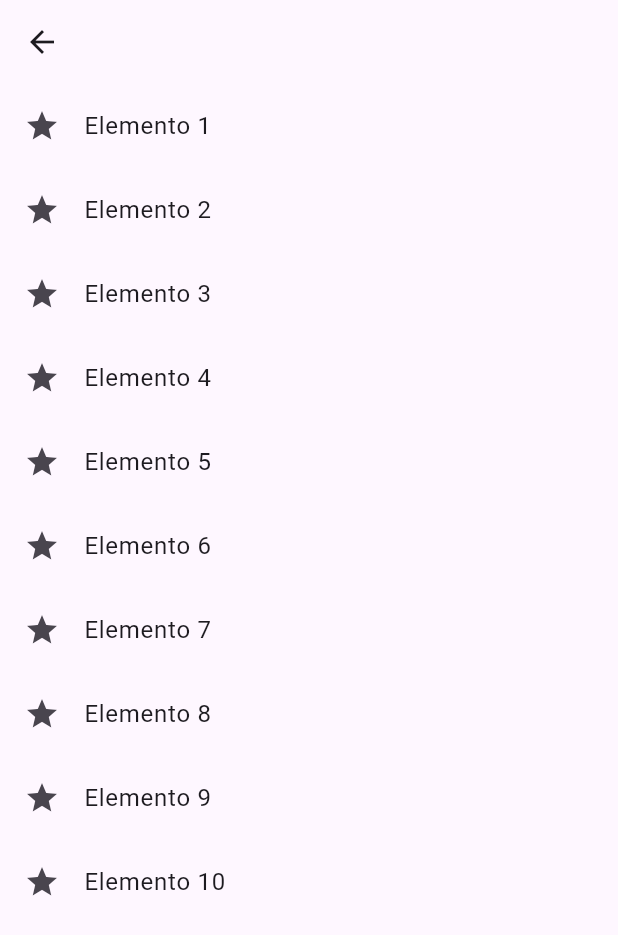
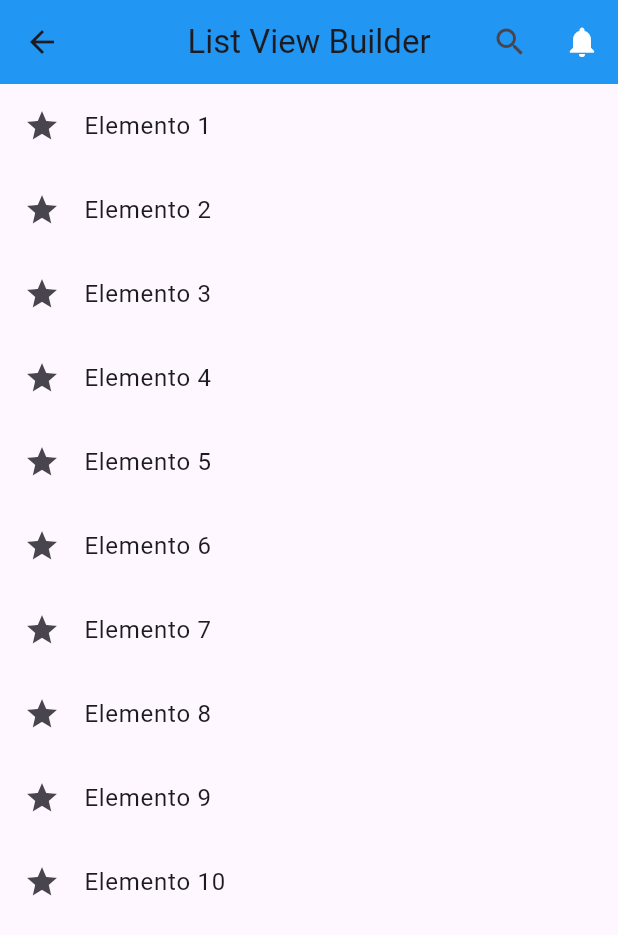
Before and after one commit to IsselCode/Flutter-B-sico, a Flutter app: the screen it shows after launch, after a tap on "List View Builder", on a phone screen of 412 x 824 dp. Shown: the top 935 px of the screen. Run offline on Flutter 3.47's test engine with Material 3 defaults, Android fonts, the phone set to English and light mode, and no system bars.

```diff
--- a/lib/screens/selected_widget_screen.dart
+++ b/lib/screens/selected_widget_screen.dart
@@ -2,14 +2,33 @@ import 'package:flutter/material.dart';
 
 class SelectedWidgetScreen extends StatelessWidget {
 
+  final String text;
   final Widget child;
 
-  const SelectedWidgetScreen({super.key, required this.child});
+  const SelectedWidgetScreen({
+    super.key,
+    required this.child,
+    required this.text
+  });
 
   @override
   Widget build(BuildContext context) {
     return Scaffold(
-      appBar: AppBar(),
+      appBar: AppBar(
+        backgroundColor: Colors.blue,
+        title: Text(text),
+        centerTitle: true,
+        actions: [
+          IconButton(
+            onPressed: () => print("Buscar presionado"),
+            icon: const Icon(Icons.search)
+          ),
+          IconButton(
+            onPressed: () => print("Notificación presionado"),
+            icon: const Icon(Icons.notifications, color: Colors.white,)
+          )
+        ],
+      ),
       body: child,
     );
   }
--- a/lib/screens/widgets_screen.dart
+++ b/lib/screens/widgets_screen.dart
@@ -14,13 +14,17 @@ class WidgetsScreen extends StatelessWidget {
         children: [
 
           ListTile(
-            leading: Icon(Icons.star),
-            title: Text("List View Builder"),
+            leading: const Icon(Icons.star),
+            title: const Text("List View Builder"),
             onTap: () {
 
               Navigator.push(
                 context,
-                MaterialPageRoute(builder: (context) => const SelectedWidgetScreen(child: ListViewBuilderWidget()),)
+                MaterialPageRoute(builder: (context) {
+                  return const SelectedWidgetScreen(
+                    text: 'List View Builder',
+                    child: ListViewBuilderWidget());
+                },)
               );
 
             },
@@ -29,15 +33,16 @@ class WidgetsScreen extends StatelessWidget {
           const Divider(),
 
           ListTile(
-            leading: Icon(Icons.star),
-            title: Text("List View Separated"),
+            leading: const Icon(Icons.star),
+            title: const Text("List View Separated"),
             onTap: () {
 
               Navigator.push(
                   context,
                   MaterialPageRoute(builder: (context) {
                     return const SelectedWidgetScreen(
-                      child: ListViewSeparatedWidget()
+                      text: "List View Separated",
+                      child: ListViewSeparatedWidget(),
                     );
                   },)
               );
@@ -56,7 +61,8 @@ class WidgetsScreen extends StatelessWidget {
                   context,
                   MaterialPageRoute(builder: (context) {
                     return const SelectedWidgetScreen(
-                      child: ContainerWidget()
+                      text: "Container",
+                      child: ContainerWidget(),
                     );
                   },)
               );
```
